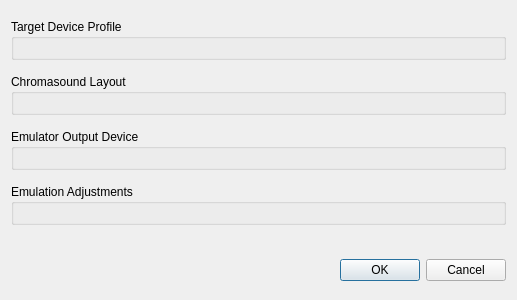
Old version of the form dialogs/settings/settingsdialog.ui in the repository nirjacobson/Chromasound-Studio.
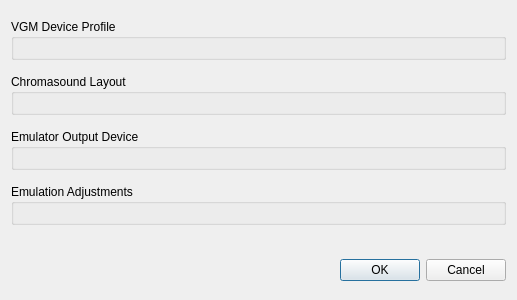
New version of the form. Custom widgets are drawn as their Qt base class.

Commit message: dynamic profile settings widget

```diff
--- a/dialogs/settings/settingsdialog.ui
+++ b/dialogs/settings/settingsdialog.ui
@@ -87,7 +87,7 @@
       </sizepolicy>
      </property>
      <property name="title">
-      <string>Target Device Profile</string>
+      <string>VGM Device Profile</string>
      </property>
      <layout class="QGridLayout" name="gridLayout_3">
       <property name="sizeConstraint">
```
The commit also changes 10 other files.
